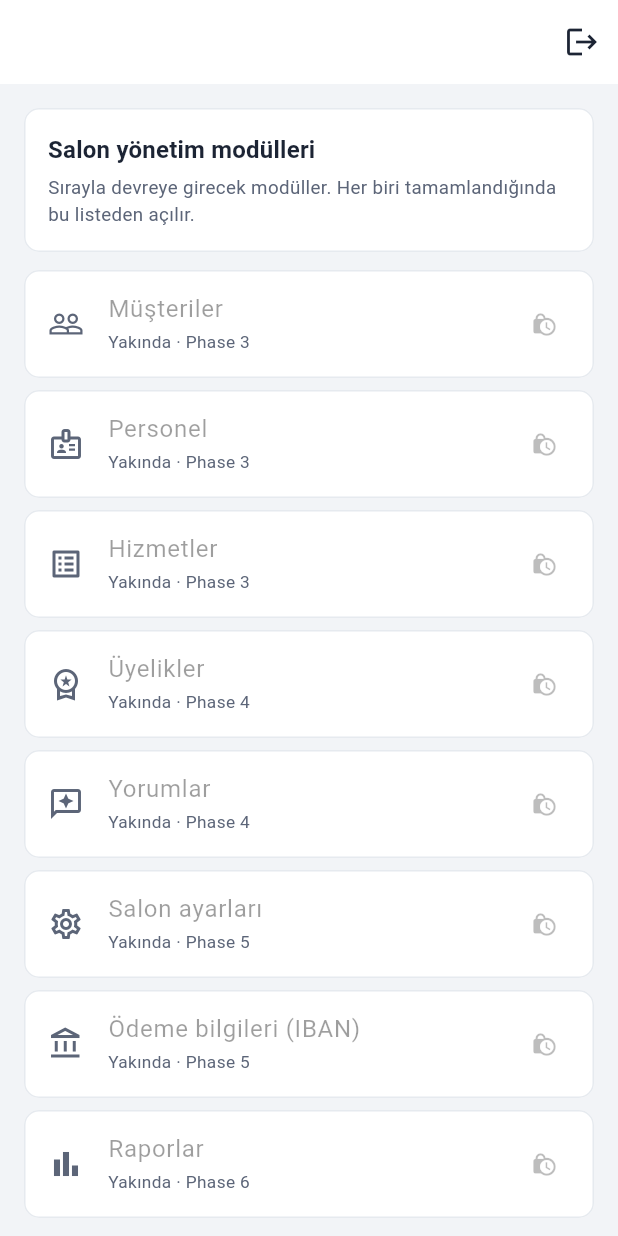
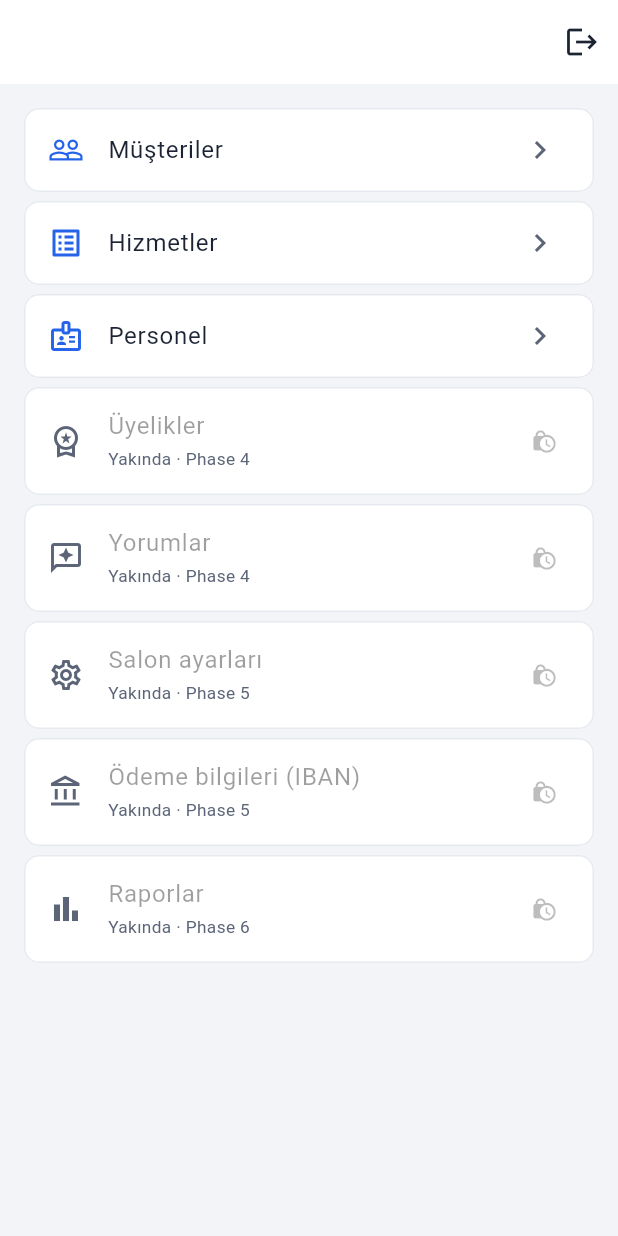
Before and after one commit to monanoyan-ship-it/callcenterSalonUser.Mobil, a Flutter app: the MorePage screen opened directly, on a phone screen of 412 x 824 dp. Run offline on Flutter 3.47's test engine with Material 3 defaults, Android fonts, the phone set to English and light mode, and no system bars; our stand-ins replace dio, flutter_secure_storage; accounts and stored records are empty.

Commit message:
P3.3: Personnel (read-only liste) + MorePage Phase 3 modülleri aktif
models/portal_personnel.dart + salon_api.getPersonnel /api/portal/personnel. screens/personnel_page.dart: ListTile (avatar + ad + title/role/branch + lock/pause icon). more_page.dart: Müşteriler / Hizmetler / Personel artık tıklanabilir; kalan modüller (Üyelikler, Yorumlar, Salon ayarları, Ödeme bilgileri, Raporlar) hâlâ kilitli.

```diff
--- /dev/null
+++ b/lib/models/portal_personnel.dart
@@ -0,0 +1,45 @@
+/// `PortalPersonnelListDto` ile birebir (sadece görüntüleme için kullanılan
+/// alanlar; CRUD ileri faz).
+class PortalPersonnel {
+  PortalPersonnel({
+    required this.id,
+    required this.userName,
+    required this.fullName,
+    required this.email,
+    required this.title,
+    required this.customerRoleId,
+    required this.isActive,
+    required this.isLocked,
+    this.customerRoleName,
+    this.branchName,
+    this.photoUrl,
+  });
+
+  final int id;
+  final String userName;
+  final String fullName;
+  final String email;
+  final String title;
+  final int customerRoleId;
+  final String? customerRoleName;
+  final String? branchName;
+  final bool isActive;
+  final bool isLocked;
+  final String? photoUrl;
+
+  factory PortalPersonnel.fromJson(Map<String, dynamic> json) {
+    return PortalPersonnel(
+      id: (json['id'] as num?)?.toInt() ?? 0,
+      userName: json['userName'] as String? ?? '',
+      fullName: json['fullName'] as String? ?? '',
+      email: json['email'] as String? ?? '',
+      title: json['title'] as String? ?? '',
+      customerRoleId: (json['customerRoleId'] as num?)?.toInt() ?? 0,
+      customerRoleName: json['customerRoleName'] as String?,
+      branchName: json['branchName'] as String?,
+      isActive: json['isActive'] as bool? ?? true,
+      isLocked: json['isLocked'] as bool? ?? false,
+      photoUrl: json['photoUrl'] as String?,
+    );
+  }
+}
--- a/lib/screens/more_page.dart
+++ b/lib/screens/more_page.dart
@@ -1,9 +1,12 @@
+import 'package:callcenter_salonuser_mobil/screens/clients_page.dart';
+import 'package:callcenter_salonuser_mobil/screens/personnel_page.dart';
+import 'package:callcenter_salonuser_mobil/screens/services_page.dart';
 import 'package:callcenter_salonuser_mobil/state/session_state.dart';
 import 'package:callcenter_salonuser_mobil/widgets/responsive_center.dart';
 import 'package:flutter/material.dart';
 import 'package:provider/provider.dart';
 
-/// "Daha fazla" sekmesi — Phase 3+'ta açılacak modüller için placeholder.
+/// "Daha fazla" sekmesi — açılan modüller tıklanabilir, kalanlar kilitli.
 class MorePage extends StatelessWidget {
   const MorePage({super.key});
 
@@ -11,15 +14,47 @@ class MorePage extends StatelessWidget {
   Widget build(BuildContext context) {
     final session = context.watch<SessionState>();
     final scheme = Theme.of(context).colorScheme;
-    final modules = const [
-      _Module(icon: Icons.people_outline, label: 'Müşteriler', phase: 'Phase 3'),
-      _Module(icon: Icons.badge_outlined, label: 'Personel', phase: 'Phase 3'),
-      _Module(icon: Icons.list_alt, label: 'Hizmetler', phase: 'Phase 3'),
-      _Module(icon: Icons.workspace_premium_outlined, label: 'Üyelikler', phase: 'Phase 4'),
-      _Module(icon: Icons.reviews_outlined, label: 'Yorumlar', phase: 'Phase 4'),
-      _Module(icon: Icons.settings_outlined, label: 'Salon ayarları', phase: 'Phase 5'),
-      _Module(icon: Icons.account_balance_outlined, label: 'Ödeme bilgileri (IBAN)', phase: 'Phase 5'),
-      _Module(icon: Icons.bar_chart, label: 'Raporlar', phase: 'Phase 6'),
+    final modules = <_Module>[
+      _Module(
+        icon: Icons.people_outline,
+        label: 'Müşteriler',
+        builder: (_) => const ClientsPage(),
+      ),
+      _Module(
+        icon: Icons.list_alt,
+        label: 'Hizmetler',
+        builder: (_) => const ServicesPage(),
+      ),
+      _Module(
+        icon: Icons.badge_outlined,
+        label: 'Personel',
+        builder: (_) => const PersonnelPage(),
+      ),
+      const _Module(
+        icon: Icons.workspace_premium_outlined,
+        label: 'Üyelikler',
+        phase: 'Phase 4',
+      ),
+      const _Module(
+        icon: Icons.reviews_outlined,
+        label: 'Yorumlar',
+        phase: 'Phase 4',
+      ),
+      const _Module(
+        icon: Icons.settings_outlined,
+        label: 'Salon ayarları',
+        phase: 'Phase 5',
+      ),
+      const _Module(
+        icon: Icons.account_balance_outlined,
+        label: 'Ödeme bilgileri (IBAN)',
+        phase: 'Phase 5',
+      ),
+      const _Module(
+        icon: Icons.bar_chart,
+        label: 'Raporlar',
+        phase: 'Phase 6',
+      ),
     ];
     return Scaffold(
       appBar: AppBar(
@@ -36,44 +71,36 @@ class MorePage extends StatelessWidget {
         child: ListView(
           padding: const EdgeInsets.all(16),
           children: [
-            Card(
-              child: Padding(
-                padding: const EdgeInsets.all(16),
-                child: Column(
-                  crossAxisAlignment: CrossAxisAlignment.start,
-                  children: [
-                    Text(
-                      'Salon yönetim modülleri',
-                      style: Theme.of(context).textTheme.titleMedium?.copyWith(
-                            fontWeight: FontWeight.w600,
-                          ),
-                    ),
-                    const SizedBox(height: 4),
-                    Text(
-                      'Sırayla devreye girecek modüller. Her biri tamamlandığında bu listeden açılır.',
-                      style: TextStyle(
-                          fontSize: 12.5, color: scheme.onSurfaceVariant),
-                    ),
-                  ],
-                ),
-              ),
-            ),
-            const SizedBox(height: 12),
             for (final m in modules)
               Padding(
-                padding: const EdgeInsets.only(bottom: 8),
+                padding: const EdgeInsets.only(bottom: 6),
                 child: Card(
                   child: ListTile(
-                    leading: Icon(m.icon, color: scheme.onSurfaceVariant),
+                    leading: Icon(
+                      m.icon,
+                      color: m.builder == null
+                          ? scheme.onSurfaceVariant
+                          : scheme.primary,
+                    ),
                     title: Text(m.label),
-                    subtitle: Text(
-                      'Yakında · ${m.phase}',
-                      style: TextStyle(
-                          fontSize: 11.5, color: scheme.onSurfaceVariant),
-                    ),
-                    trailing: const Icon(Icons.lock_clock,
-                        size: 18, color: Colors.black26),
-                    enabled: false,
+                    subtitle: m.builder == null
+                        ? Text(
+                            'Yakında · ${m.phase}',
+                            style: TextStyle(
+                                fontSize: 11.5,
+                                color: scheme.onSurfaceVariant),
+                          )
+                        : null,
+                    trailing: m.builder == null
+                        ? const Icon(Icons.lock_clock,
+                            size: 18, color: Colors.black26)
+                        : const Icon(Icons.chevron_right),
+                    enabled: m.builder != null,
+                    onTap: m.builder == null
+                        ? null
+                        : () => Navigator.of(context).push(
+                              MaterialPageRoute(builder: m.builder!),
+                            ),
                   ),
                 ),
               ),
@@ -85,8 +112,14 @@ class MorePage extends StatelessWidget {
 }
 
 class _Module {
-  const _Module({required this.icon, required this.label, required this.phase});
+  const _Module({
+    required this.icon,
+    required this.label,
+    this.builder,
+    this.phase = '',
+  });
   final IconData icon;
   final String label;
+  final WidgetBuilder? builder;
   final String phase;
 }
```
Also changed, not shown: lib/screens/personnel_page.dart (added, +151 -0 lines), lib/services/salon_api.dart (+11 -0 lines).
